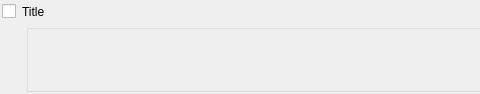
Qt form ui/RuleResultItem.ui (OpenSCAP/scap-workbench) before a commit; both pictures show x 0 to 480 and y 0 to 94 of the 802 by 94 pixel window.
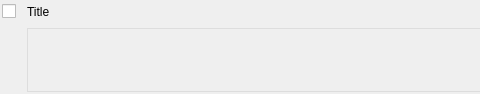
The same form after that commit.

Commit message: Added left padding to the title widget

Patch:
```diff
--- a/ui/RuleResultItem.ui
+++ b/ui/RuleResultItem.ui
@@ -81,7 +81,7 @@
          <enum>Qt::NoContextMenu</enum>
         </property>
         <property name="styleSheet">
-         <string notr="true">text-align: left; border: 0; </string>
+         <string notr="true">text-align: left; border: 0; padding-left: 5px; </string>
         </property>
         <property name="text">
          <string>Title</string>
```
The commit also changes 1 other file.
